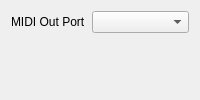
First picture: the form in src/ui/output_services/QMidiMscOutputServiceSettingsWidget.ui, repository pixsper/cue-tx, before the edit.
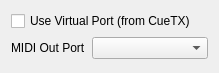
Second picture: the form after the edit.

The edit to the form file:
```diff
--- a/src/ui/output_services/QMidiMscOutputServiceSettingsWidget.ui
+++ b/src/ui/output_services/QMidiMscOutputServiceSettingsWidget.ui
@@ -2,20 +2,35 @@
 <ui version="4.0">
  <class>QMidiMscOutputServiceSettingsWidget</class>
  <widget class="QWidget" name="QMidiMscOutputServiceSettingsWidget">
+  <property name="geometry">
+   <rect>
+    <x>0</x>
+    <y>0</y>
+    <width>219</width>
+    <height>73</height>
+   </rect>
+  </property>
   <layout class="QFormLayout" name="formLayout">
    <property name="fieldGrowthPolicy">
     <enum>QFormLayout::AllNonFixedFieldsGrow</enum>
    </property>
-   <item row="0" column="1">
+   <item row="1" column="1">
     <widget class="QComboBox" name="comboBoxMidiOutPort"/>
    </item>
-   <item row="0" column="0">
+   <item row="1" column="0">
     <widget class="QLabel" name="labelMidiOutPort">
      <property name="text">
       <string>MIDI Out Port</string>
      </property>
     </widget>
    </item>
+   <item row="0" column="0" colspan="2">
+    <widget class="QCheckBox" name="checkBoxUseVirtualPort">
+     <property name="text">
+      <string>Use Virtual Port (from CueTX)</string>
+     </property>
+    </widget>
+   </item>
   </layout>
  </widget>
  <resources/>
```
